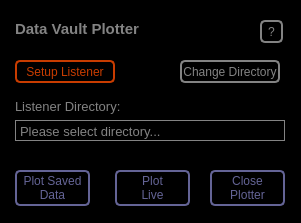
Old version of the form startPlotter.ui in the repository PolshynLab/Data-Vault-Plotter.
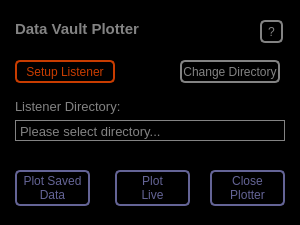
New version of the form. Icons and pictures are not drawn.

```diff
--- a/startPlotter.ui
+++ b/startPlotter.ui
@@ -6,10 +6,22 @@
    <rect>
     <x>0</x>
     <y>0</y>
-    <width>301</width>
-    <height>223</height>
+    <width>300</width>
+    <height>225</height>
    </rect>
   </property>
+  <property name="minimumSize">
+   <size>
+    <width>300</width>
+    <height>225</height>
+   </size>
+  </property>
+  <property name="maximumSize">
+   <size>
+    <width>300</width>
+    <height>225</height>
+   </size>
+  </property>
   <property name="contextMenuPolicy">
    <enum>Qt::NoContextMenu</enum>
   </property>
```
Left out of the diff: 6 changed lines with no effect on the pictures.
